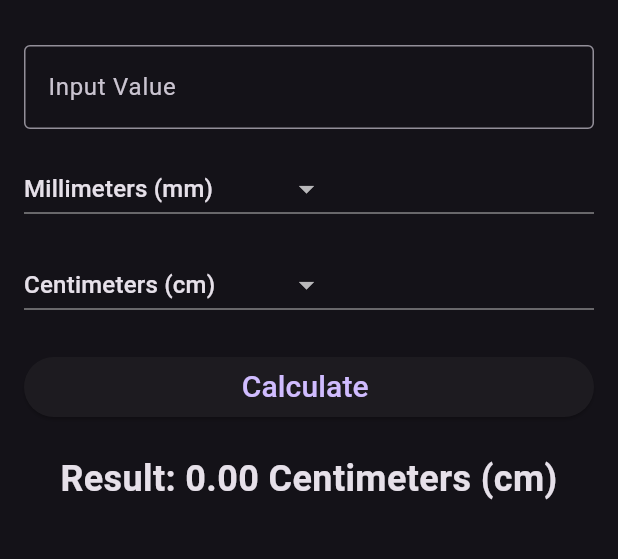
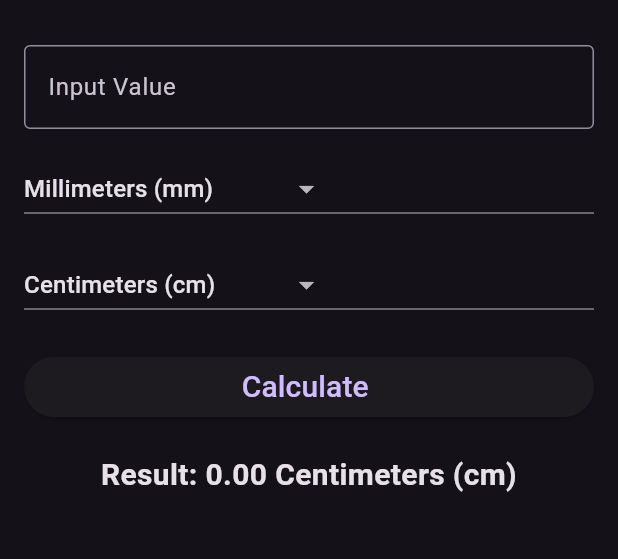
Before and after one commit to sohaibfayyaz/unit_convertor, a Flutter app: the screen it shows after launch, after a tap on the "dark mode" icon, on a phone screen of 412 x 824 dp, the part 63-622 px from its top. Run offline on Flutter 3.47's test engine with Material 3 defaults, Android fonts, the phone set to English and light mode, and no system bars; missing offline and left inert: units_converter.

Commit message:
App logo modified, font improved

```diff
--- a/lib/SplashPage.dart
+++ b/lib/SplashPage.dart
@@ -1,23 +1,38 @@
-import 'package:application_3/main.dart';
 import 'package:application_3/unit_converter_screen.dart';
 import 'package:flutter/material.dart';
 
-class SplashScreen extends StatelessWidget {
+class SplashScreen extends StatefulWidget {
+  @override
+  _SplashScreenState createState() => _SplashScreenState();
+}
+
+class _SplashScreenState extends State<SplashScreen> {
+  @override
+  void initState() {
+    super.initState();
+
+    // Ensure navigation happens after the widget is rendered.
+    WidgetsBinding.instance.addPostFrameCallback((_) {
+      Future.delayed(Duration(seconds: 3), () {
+        if (mounted) {
+          Navigator.of(context).pushReplacement(
+              MaterialPageRoute(builder: (context) => UnitConverterScreen()));
+        }
+      });
+    });
+  }
+
   @override
   Widget build(BuildContext context) {
-    Future.delayed(Duration(seconds: 3), () {
-      Navigator.of(context).pushReplacement(
-          MaterialPageRoute(builder: (context) => UnitConverterScreen()));
-    });
-
     return Scaffold(
-      backgroundColor: Colors.blue, // Choose your splash background color
+      backgroundColor: Colors.white, // Choose your splash background color
       body: Center(
         child: Column(
           mainAxisAlignment: MainAxisAlignment.center,
           children: <Widget>[
             // Add your logo here
-            Image.asset('assets/images/unit_converter1.jpg'), // Ensure you have the image in your assets
+            Image.asset(
+                'assets/images/logo.png'), // Ensure you have the image in your assets
             SizedBox(height: 20),
             Text(
               'Unit Converter',
--- a/lib/main.dart
+++ b/lib/main.dart
@@ -1,8 +1,6 @@
-import 'package:application_3/Debouncer.dart';
 import 'package:application_3/SplashPage.dart';
 import 'package:flutter/material.dart';
 import 'package:flutter/services.dart';
-import 'package:units_converter/units_converter.dart';
 
 void main() => runApp(UnitConverterApp());
 
--- a/lib/unit_converter_screen.dart
+++ b/lib/unit_converter_screen.dart
@@ -167,7 +167,7 @@ class _UnitConverterScreenState extends State<UnitConverterScreen> {
               SizedBox(height: 20),
               Text(
                 'Result: $_result $_toUnit',
-                style: TextStyle(fontSize: 24, fontWeight: FontWeight.bold),
+                style: TextStyle(fontSize: 20, fontWeight: FontWeight.bold),
                 textAlign: TextAlign.center,
               ),
             ],
```
Also changed, not shown: assets/images/Unknown15.jpeg (deleted), assets/images/Unknown5.jpeg (deleted), assets/images/unit_converter1.jpg (deleted), 17 other files.
